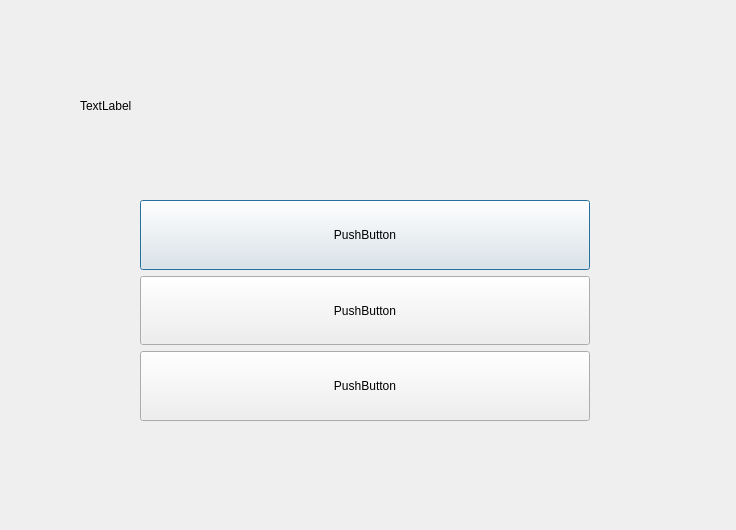
Before: the Qt Designer form src/quiz.ui in TeofanG/AutoLearn, drawn with Qt 5.
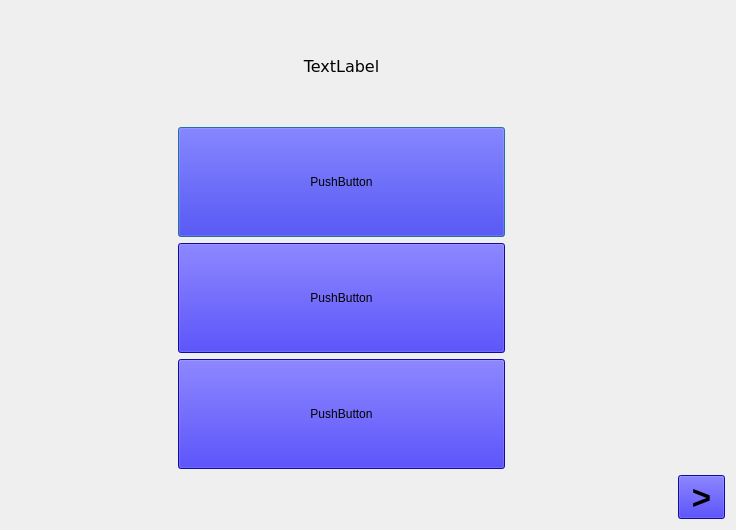
After: the same form once the commit is applied.

Commit message: adaugare_quiz

```diff
--- a/src/quiz.ui
+++ b/src/quiz.ui
@@ -13,29 +13,54 @@
   <property name="windowTitle">
    <string>Dialog</string>
   </property>
+  <layout class="QGridLayout" name="gridLayout">
+   <item row="3" column="4">
+    <widget class="QToolButton" name="next">
+     <property name="font">
+      <font>
+       <pointsize>25</pointsize>
+       <weight>75</weight>
+       <bold>true</bold>
+      </font>
+     </property>
+     <property name="styleSheet">
+      <string notr="true">background-color: #1b10dd;
+padding: 1px 2px;</string>
+     </property>
+     <property name="text">
+      <string>&gt;</string>
+     </property>
+    </widget>
+   </item>
+   <item row="0" column="3" rowspan="3" colspan="2">
+    <layout class="QVBoxLayout" name="verticalLayout_3"/>
+   </item>
+   <item row="0" column="1" rowspan="3" colspan="2">
+    <layout class="QVBoxLayout" name="verticalLayout_2">
+     <item>
+      <layout class="QVBoxLayout" name="verticalLayout">
+       <item>
   <widget class="QLabel" name="question">
-   <property name="geometry">
-    <rect>
-     <x>80</x>
-     <y>80</y>
-     <width>451</width>
-     <height>51</height>
-    </rect>
+         <property name="sizePolicy">
+          <sizepolicy hsizetype="Preferred" vsizetype="Preferred">
+           <horstretch>0</horstretch>
+           <verstretch>0</verstretch>
+          </sizepolicy>
+         </property>
+         <property name="font">
+          <font>
+           <family>Verdana</family>
+           <pointsize>12</pointsize>
+          </font>
    </property>
    <property name="text">
     <string>TextLabel</string>
    </property>
-  </widget>
-  <widget class="QWidget" name="">
-   <property name="geometry">
-    <rect>
-     <x>140</x>
-     <y>200</y>
-     <width>451</width>
-     <height>221</height>
-    </rect>
-   </property>
-   <layout class="QVBoxLayout" name="verticalLayout">
+         <property name="alignment">
+          <set>Qt::AlignCenter</set>
+         </property>
+        </widget>
+       </item>
     <item>
      <widget class="QPushButton" name="var_1">
       <property name="maximumSize">
@@ -44,6 +69,10 @@
         <height>170</height>
        </size>
       </property>
+         <property name="styleSheet">
+          <string notr="true">background-color: #1b10dd;
+padding: 1px 2px;</string>
+         </property>
       <property name="text">
        <string>PushButton</string>
       </property>
@@ -60,6 +89,10 @@
         <height>170</height>
        </size>
       </property>
+         <property name="styleSheet">
+          <string notr="true">background-color: #1b10dd;
+padding: 1px 2px;</string>
+         </property>
       <property name="text">
        <string>PushButton</string>
       </property>
@@ -76,6 +109,10 @@
         <height>170</height>
        </size>
       </property>
+         <property name="styleSheet">
+          <string notr="true">background-color: #1b10dd;
+padding: 1px 2px;</string>
+         </property>
       <property name="text">
        <string>PushButton</string>
       </property>
@@ -85,7 +122,21 @@
      </widget>
     </item>
    </layout>
-  </widget>
+     </item>
+    </layout>
+   </item>
+   <item row="0" column="0" rowspan="3">
+    <layout class="QVBoxLayout" name="verticalLayout_4">
+     <item>
+      <widget class="QLabel" name="label">
+       <property name="text">
+        <string/>
+       </property>
+      </widget>
+     </item>
+    </layout>
+   </item>
+  </layout>
  </widget>
  <resources/>
  <connections/>
```
Lines whose indentation alone changed are shown as unchanged. The commit also changes 45 other files.
